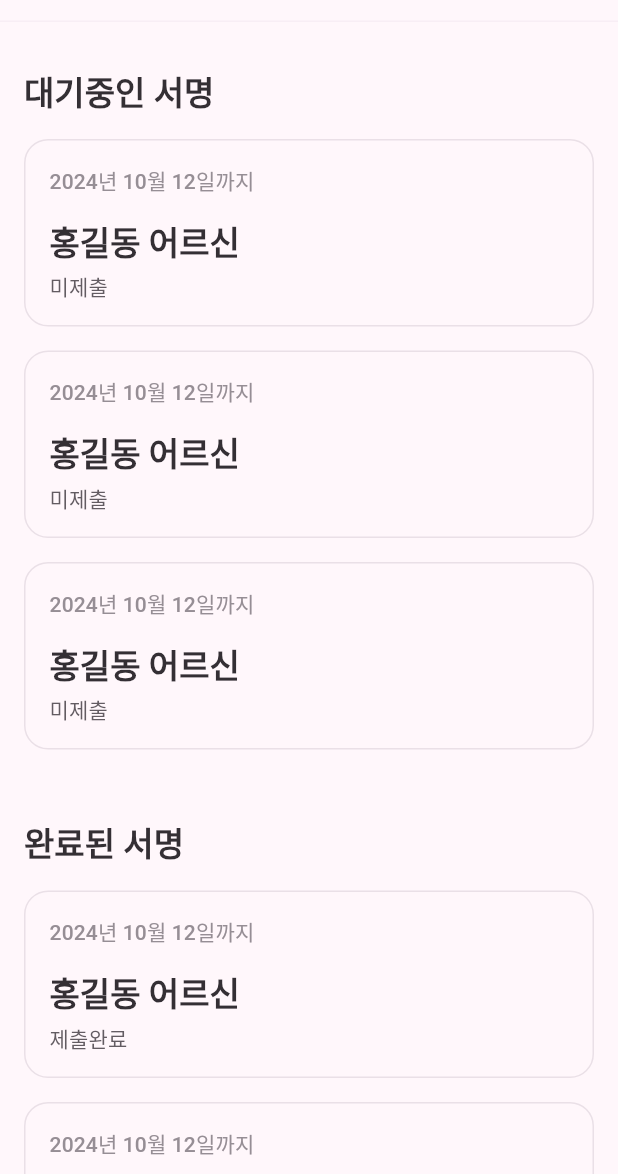
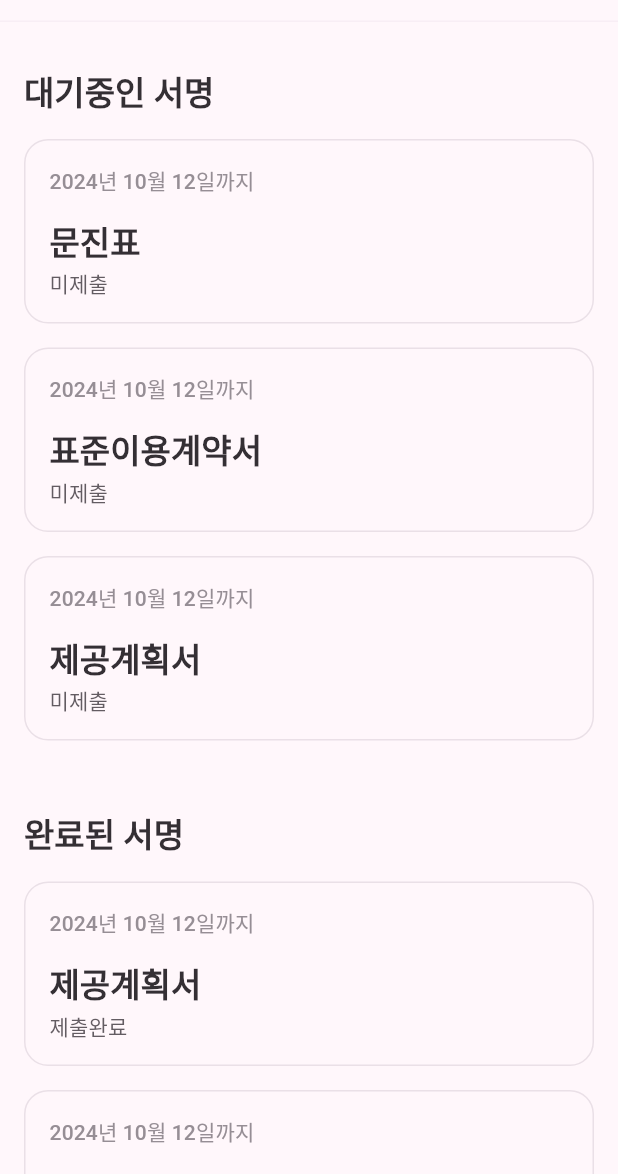
Before and after one commit to ureca-corp/si_wise_aging_user_app, a Flutter app: the SignaturePage screen opened by its route, on a phone screen of 412 x 824 dp, the part 62-1236 px from its top. Run offline on Flutter 3.47's test engine with Material 3 defaults, Android fonts, the phone set to English and light mode, and no system bars; our stand-ins replace flutter_riverpod, flutter_svg, go_router.

Commit message:
fix: 홈 메뉴 아이템 이름 수정 / 전자서명 페이지 아이템 명칭 수정

```diff
--- a/lib/apps/ui/home/sections/menu_list_section.dart
+++ b/lib/apps/ui/home/sections/menu_list_section.dart
@@ -34,7 +34,7 @@ class _HomePageMenuListSectionState
         BorderBox(
           child: HomePageMainListItem(
             onTap: () {},
-            label: "24년 인플루엔자(독감) 예방접종",
+            label: "센터 공지사항",
             startWidget: _buildIcon(
               assetspath: Assets.bellIcon.path,
             ),
--- a/lib/apps/ui/signature/sections/completed_section.dart
+++ b/lib/apps/ui/signature/sections/completed_section.dart
@@ -33,7 +33,7 @@ class CompletedSignatureSection extends StatelessWidget {
           ),
           const ScheduleListItem(
             dateLabel: "2024년 10월 12일까지",
-            titleLabel: "홍길동 어르신",
+            titleLabel: "제공계획서",
             contentLabel: "제출완료",
           ),
           const SizedBox(
@@ -41,7 +41,7 @@ class CompletedSignatureSection extends StatelessWidget {
           ),
           const ScheduleListItem(
             dateLabel: "2024년 10월 12일까지",
-            titleLabel: "홍길동 어르신",
+            titleLabel: "표준이용계약서",
             contentLabel: "제출완료",
           ),
           const SizedBox(
@@ -49,7 +49,7 @@ class CompletedSignatureSection extends StatelessWidget {
           ),
           const ScheduleListItem(
             dateLabel: "2024년 10월 12일까지",
-            titleLabel: "홍길동 어르신",
+            titleLabel: "갱신계약서",
             contentLabel: "제출완료",
           ),
         ],
--- a/lib/apps/ui/signature/sections/pending_section.dart
+++ b/lib/apps/ui/signature/sections/pending_section.dart
@@ -33,7 +33,7 @@ class PendingSignatureSection extends StatelessWidget {
           ),
           const ScheduleListItem(
             dateLabel: "2024년 10월 12일까지",
-            titleLabel: "홍길동 어르신",
+            titleLabel: "문진표",
             contentLabel: "미제출",
           ),
           const SizedBox(
@@ -41,7 +41,7 @@ class PendingSignatureSection extends StatelessWidget {
           ),
           const ScheduleListItem(
             dateLabel: "2024년 10월 12일까지",
-            titleLabel: "홍길동 어르신",
+            titleLabel: "표준이용계약서",
             contentLabel: "미제출",
           ),
           const SizedBox(
@@ -49,7 +49,7 @@ class PendingSignatureSection extends StatelessWidget {
           ),
           const ScheduleListItem(
             dateLabel: "2024년 10월 12일까지",
-            titleLabel: "홍길동 어르신",
+            titleLabel: "제공계획서",
             contentLabel: "미제출",
           ),
         ],
```
